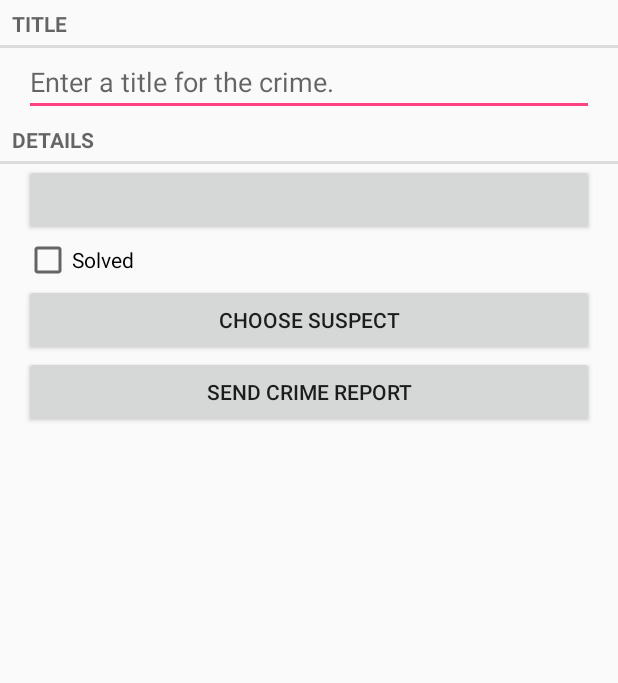
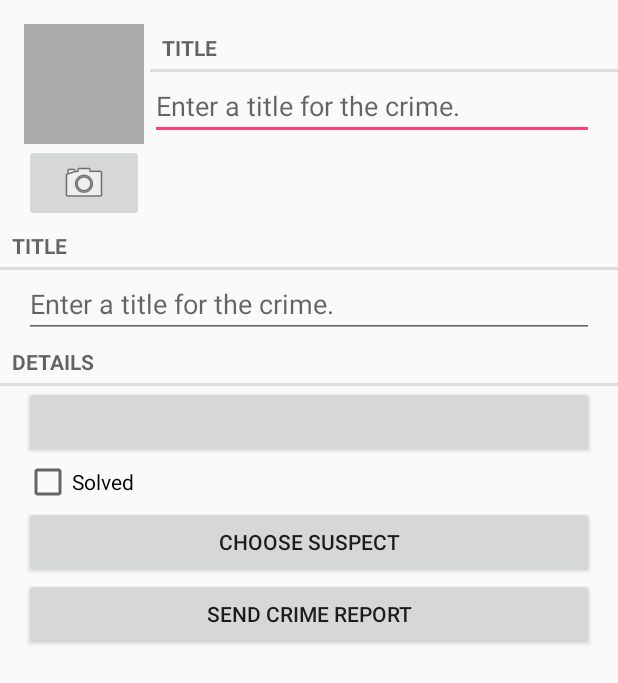
Before and after one commit to bard-cmsc374/hw03-adding-another-dialog-ma8642, an Android app: the layout fragment_crime.xml on its own in the app's theme, with its tools: preview values and no code run, on a phone screen of 412 x 824 dp. Shown: the top 683 px of the screen. Run offline under Robolectric (Android 15) with nearby library versions, the phone set to English and light mode, and no system bars.

Commit message:
Implemented up to p.293 but I the new linear layout is completely covering the other buttons that are supposed to be on the screen...

```diff
--- a/app/src/main/res/layout-land/fragment_crime.xml
+++ b/app/src/main/res/layout-land/fragment_crime.xml
@@ -2,8 +2,10 @@
 <LinearLayout xmlns:android="http://schemas.android.com/apk/res/android"
     android:orientation="vertical"
     android:layout_width="match_parent"
-    android:layout_height="match_parent"
+    android:layout_height="wrap_content"
     >
+
+    <include layout="@layout/view_camera_and_title"/>
 
     <TextView
         android:layout_width="match_parent"
@@ -12,18 +14,18 @@
         style="?android:listSeparatorTextViewStyle"
         />
 
-    <EditText android:id="@+id/crime_title"
-        android:layout_width="match_parent"
-        android:layout_height="wrap_content"
-        android:hint="@string/crime_title_hint"
-        />
+    <!--<EditText android:id="@+id/crime_title"-->
+        <!--android:layout_width="match_parent"-->
+        <!--android:layout_height="wrap_content"-->
+        <!--android:hint="@string/crime_title_hint"-->
+        <!--/>-->
 
-    <TextView
-        android:layout_width="match_parent"
-        android:layout_height="wrap_content"
-        android:text="@string/crime_details_label"
-        style="?android:listSeparatorTextViewStyle"
-        />
+    <!--<TextView-->
+        <!--android:layout_width="match_parent"-->
+        <!--android:layout_height="wrap_content"-->
+        <!--android:text="@string/crime_details_label"-->
+        <!--style="?android:listSeparatorTextViewStyle"-->
+        <!--/>-->
 
     <LinearLayout
         android:orientation="horizontal"
--- a/app/src/main/res/layout/fragment_crime.xml
+++ b/app/src/main/res/layout/fragment_crime.xml
@@ -4,6 +4,8 @@
     android:layout_height="wrap_content"
     android:orientation="vertical"
     >
+
+    <include layout="@layout/view_camera_and_title"/>
     <TextView
         android:layout_width="match_parent"
         android:layout_height="wrap_content"
--- a/app/src/main/res/layout/view_camera_and_title.xml
+++ b/app/src/main/res/layout/view_camera_and_title.xml
@@ -1,19 +1,24 @@
 <?xml version="1.0" encoding="utf-8"?>
 <LinearLayout xmlns:android="http://schemas.android.com/apk/res/android"
-    android:orientation="vertical"
+    android:orientation="horizontal"
     android:layout_width="match_parent"
     android:layout_height="match_parent"
     android:layout_marginLeft="16dp"
     android:layout_marginTop="16dp">
 
     <LinearLayout
+        android:orientation="vertical"
         android:layout_width="wrap_content"
         android:layout_height="wrap_content"
         android:layout_marginRight="4dp">
 
         <ImageView
+            android:id="@+id/crime_photo"
             android:layout_width="80dp"
-            android:layout_height="80dp" />
+            android:layout_height="80dp"
+            android:scaleType="centerInside"
+            android:background="@android:color/darker_gray"
+            android:cropToPadding="true"/>
 
         <ImageButton
             android:id="@+id/crime_camera"
@@ -23,4 +28,24 @@
 
     </LinearLayout>
 
+    <LinearLayout
+        android:layout_width="wrap_content"
+        android:layout_height="wrap_content"
+        android:orientation="vertical"
+        android:layout_weight="1">
+
+        <TextView
+            android:layout_width="match_parent"
+            android:layout_height="wrap_content"
+            android:text="@string/crime_title_label"
+            style="?android:listSeparatorTextViewStyle"/>
+
+        <EditText
+            android:id="@+id/crime_title"
+            android:layout_width="match_parent"
+            android:layout_height="wrap_content"
+            android:layout_marginRight="16dp"
+            android:hint="@string/crime_title_hint"/>
+    </LinearLayout>
+
 </LinearLayout>
```
